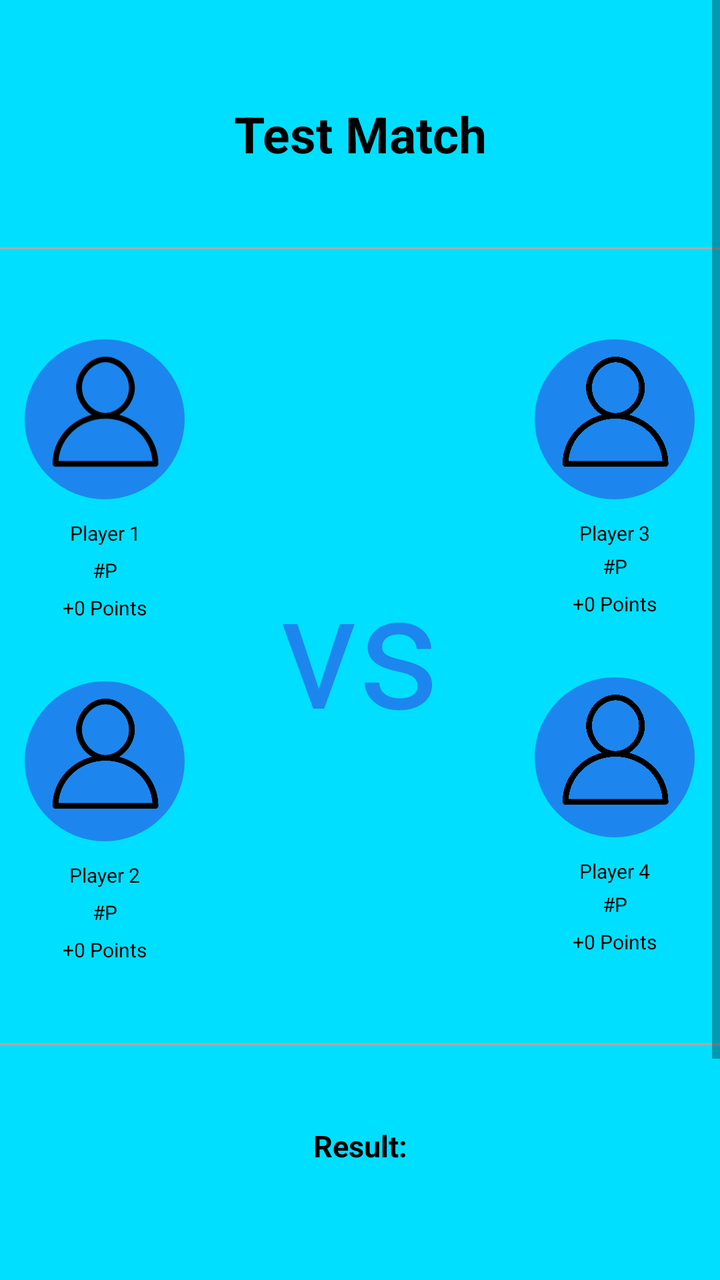
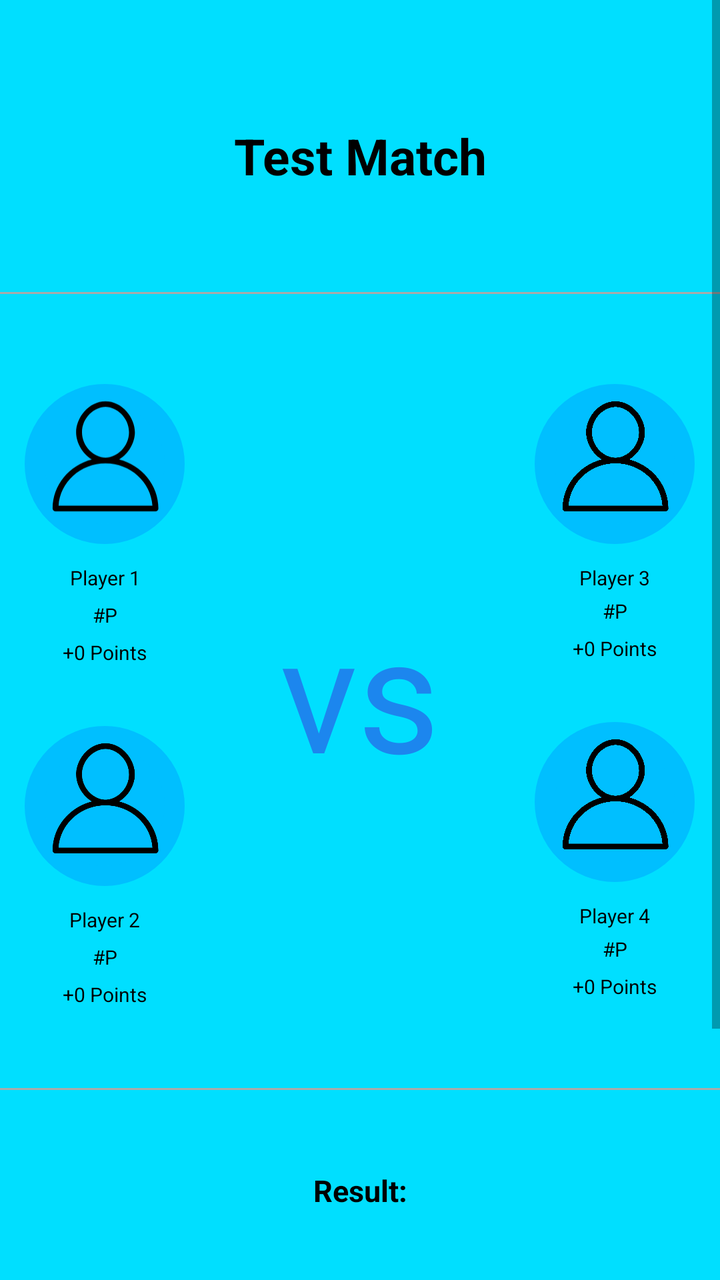

Compare the two renders of this Android layout. The source of the first and the diff that turns it into the second are given below.
<!-- AndroidManifest.xml: application theme AppTheme -->
<!-- res/layout/fragment_matchinfo.xml -->
<?xml version="1.0" encoding="utf-8"?>
<ScrollView xmlns:android="http://schemas.android.com/apk/res/android"
    xmlns:tools="http://schemas.android.com/tools"
    android:layout_width="match_parent"
    android:layout_height="match_parent"
    android:background="@color/colorStatsActivity"
    tools:context=".statsFragments.MatchInfoFragment">

    <LinearLayout
        android:layout_width="match_parent"
        android:layout_height="wrap_content"
        android:paddingBottom="40dp"
        android:orientation="vertical">

        <TextView
            android:id="@+id/matchInfoTitle"
            android:layout_width="match_parent"
            android:layout_height="wrap_content"
            android:layout_gravity="center"
            android:layout_marginTop="50dp"
            android:text="Test Match"
            android:textAlignment="center"
            android:textColor="#000"
            android:textSize="25sp"
            android:textStyle="bold" />

        <View
            android:layout_width="match_parent"
            android:layout_height="1dp"
            android:layout_marginTop="40dp"
            android:layout_marginBottom="40dp"
            android:background="@android:color/darker_gray" />

        <LinearLayout
            android:layout_width="match_parent"
            android:layout_height="wrap_content">

            <LinearLayout
                android:layout_width="wrap_content"
                android:layout_height="wrap_content"
                android:orientation="vertical">

                <RelativeLayout
                    android:id="@+id/team1player1icon"
                    android:layout_width="80dp"
                    android:layout_height="80dp"
                    android:layout_gravity="center"
                    android:layout_marginStart="10dp"
                    android:layout_marginTop="5dp"
                    android:layout_marginEnd="5dp"
                    android:background="@drawable/round_corners_shape">

                    <ImageView
                        android:layout_width="70dp"
                        android:layout_height="70dp"
                        android:src="@drawable/ic_default_profile_24"
                        android:translationX="5dp" />
                </RelativeLayout>

                <TextView
                    android:id="@+id/team1player1name"
                    android:layout_width="wrap_content"
                    android:layout_height="wrap_content"
                    android:layout_gravity="center"
                    android:layout_marginStart="5dp"
                    android:gravity="center"
                    android:layout_marginTop="10dp"
                    android:text="Player 1"
                    android:textColor="#000"
                    android:textSize="10sp" />

                <TextView
                    android:id="@+id/team1player1ID"
                    android:layout_width="wrap_content"
                    android:layout_height="wrap_content"
                    android:layout_gravity="center"
                    android:layout_marginTop="5dp"
                    android:layout_marginStart="5dp"
                    android:text="#P"
                    android:textColor="#000"
                    android:textSize="10sp" />

                <TextView
                    android:id="@+id/team1player1points"
                    android:layout_width="wrap_content"
                    android:layout_height="wrap_content"
                    android:layout_gravity="center"
                    android:layout_marginTop="5dp"
                    android:layout_marginStart="5dp"
                    android:text="+0 Points"
                    android:textColor="#000"
                    android:textSize="10sp" />

                <RelativeLayout
                    android:id="@+id/team1player2icon"
                    android:layout_width="80dp"
                    android:layout_height="80dp"
                    android:layout_gravity="center"
                    android:layout_marginStart="10dp"
                    android:layout_marginTop="30dp"
                    android:layout_marginEnd="5dp"
                    android:background="@drawable/round_corners_shape"
                    android:visibility="visible">

                    <ImageView
                        android:layout_width="70dp"
                        android:layout_height="70dp"
                        android:src="@drawable/ic_default_profile_24"
                        android:translationX="5dp" />
                </RelativeLayout>

                <TextView
                    android:id="@+id/team1player2name"
                    android:layout_width="wrap_content"
                    android:layout_height="wrap_content"
                    android:layout_gravity="center"
                    android:layout_marginTop="10dp"
                    android:layout_marginStart="5dp"
                    android:text="Player 2"
                    android:textColor="#000"
                    android:textSize="10sp" />

                <TextView
                    android:id="@+id/team1player2ID"
                    android:layout_width="wrap_content"
                    android:layout_height="wrap_content"
                    android:layout_gravity="center"
                    android:layout_marginTop="5dp"
                    android:text="#P"
                    android:textColor="#000"
                    android:layout_marginStart="5dp"
                    android:textSize="10sp"
                    android:visibility="visible" />

                <TextView
                    android:id="@+id/team1player2points"
                    android:layout_width="wrap_content"
                    android:layout_height="wrap_content"
                    android:layout_gravity="center"
                    android:layout_marginTop="5dp"
                    android:layout_marginStart="5dp"
                    android:text="+0 Points"
                    android:textColor="#000"
                    android:textSize="10sp" />

            </LinearLayout>

            <TextView
                android:layout_width="wrap_content"
                android:layout_height="wrap_content"
                android:layout_gravity="center"
                android:layout_weight="1"
                android:text="vs"
                android:textAlignment="center"
                android:textColor="#1C86EE"
                android:textSize="80sp" />

            <LinearLayout
                android:layout_width="wrap_content"
                android:layout_height="wrap_content"
                android:orientation="vertical">

                <RelativeLayout
                    android:id="@+id/team2player1icon"
                    android:layout_width="80dp"
                    android:layout_height="80dp"
                    android:layout_gravity="center"
                    android:layout_marginStart="5dp"
                    android:layout_marginTop="5dp"
                    android:layout_marginEnd="10dp"
                    android:background="@drawable/round_corners_shape">

                    <ImageView
                        android:layout_width="70dp"
                        android:layout_height="70dp"
                        android:src="@drawable/ic_default_profile_24"
                        android:translationX="5dp" />
                </RelativeLayout>

                <TextView
                    android:id="@+id/team2player1name"
                    android:layout_width="wrap_content"
                    android:layout_height="wrap_content"
                    android:layout_gravity="center"
                    android:layout_marginTop="10dp"
                    android:layout_marginEnd="5dp"
                    android:text="Player 3"
                    android:textColor="#000"
                    android:textSize="10sp" />

                <TextView
                    android:id="@+id/team2player1ID"
                    android:layout_width="wrap_content"
                    android:layout_height="wrap_content"
                    android:layout_gravity="center"
                    android:layout_marginTop="3dp"
                    android:layout_marginEnd="5dp"
                    android:text="#P"
                    android:textColor="#000"
                    android:textSize="10sp" />

                <TextView
                    android:id="@+id/team2player1points"
                    android:layout_width="wrap_content"
                    android:layout_height="wrap_content"
                    android:layout_gravity="center"
                    android:layout_marginTop="5dp"
                    android:layout_marginEnd="5dp"
                    android:text="+0 Points"
                    android:textColor="#000"
                    android:textSize="10sp" />

                <RelativeLayout
                    android:id="@+id/team2player2icon"
                    android:layout_width="80dp"
                    android:layout_height="80dp"
                    android:layout_gravity="center"
                    android:layout_marginStart="5dp"
                    android:layout_marginTop="30dp"
                    android:layout_marginEnd="10dp"
                    android:background="@drawable/round_corners_shape"
                    android:visibility="visible">

                    <ImageView
                        android:layout_width="70dp"
                        android:layout_height="70dp"
                        android:src="@drawable/ic_default_profile_24"
                        android:translationX="5dp" />
                </RelativeLayout>

                <TextView
                    android:id="@+id/team2player2name"
                    android:layout_width="wrap_content"
                    android:layout_height="wrap_content"
                    android:layout_gravity="center"
                    android:layout_marginTop="10dp"
                    android:layout_marginEnd="5dp"
                    android:text="Player 4"
                    android:textColor="#000"
                    android:textSize="10sp" />

                <TextView
                    android:id="@+id/team2player2ID"
                    android:layout_width="wrap_content"
                    android:layout_height="wrap_content"
                    android:layout_gravity="center"
                    android:layout_marginTop="3dp"
                    android:layout_marginEnd="5dp"
                    android:text="#P"
                    android:textColor="#000"
                    android:textSize="10sp"
                    android:visibility="visible" />

                <TextView
                    android:id="@+id/team2player2points"
                    android:layout_width="wrap_content"
                    android:layout_height="wrap_content"
                    android:layout_gravity="center"
                    android:layout_marginTop="5dp"
                    android:layout_marginEnd="5dp"
                    android:text="+0 Points"
                    android:textColor="#000"
                    android:textSize="10sp" />

            </LinearLayout>

        </LinearLayout>

        <View
            android:layout_width="match_parent"
            android:layout_height="1dp"
            android:layout_marginTop="40dp"
            android:layout_marginBottom="40dp"
            android:background="@android:color/darker_gray" />

        <TextView
            android:layout_width="match_parent"
            android:layout_height="wrap_content"
            android:textAlignment="center"
            android:text="Result:"
            android:textColor="#000"
            android:textSize="15sp"
            android:textStyle="bold" />

        <TextView
            android:id="@+id/first_set"
            android:layout_width="match_parent"
            android:layout_height="wrap_content"
            android:layout_marginTop="30dp"
            android:textAlignment="center"
            android:textColor="#000"
            android:textSize="15sp" />

        <TextView
            android:id="@+id/second_set"
            android:layout_width="match_parent"
            android:layout_height="wrap_content"
            android:layout_marginTop="30dp"
            android:textAlignment="center"
            android:textColor="#000"
            android:textSize="15sp" />

        <TextView
            android:id="@+id/third_set"
            android:layout_width="match_parent"
            android:layout_height="wrap_content"
            android:layout_marginTop="30dp"
            android:textAlignment="center"
            android:textColor="#000"
            android:textSize="15sp"
            android:visibility="visible" />
    </LinearLayout>
</ScrollView>
<!-- resources referenced by this layout -->
<resources>
  <color name="colorStatsActivity">#00DFFF</color>
  <!-- drawable ic_default_profile_24 (drawable) -->
  <vector android:height="24dp" android:tint="#000000"
      android:viewportHeight="20" android:viewportWidth="20"
      android:width="25dp" xmlns:android="http://schemas.android.com/apk/res/android">
  
      <path android:fillColor="@android:color/white" android:pathData="M12.075,10.812c1.358-0.853,2.242-2.507,2.242-4.037c0-2.181-1.795-4.618-4.198-4.618S5.921,4.594,5.921,6.775c0,1.53,0.884,3.185,2.242,4.037c-3.222,0.865-5.6,3.807-5.6,7.298c0,0.23,0.189,0.42,0.42,0.42h14.273c0.23,0,0.42-0.189,0.42-0.42C17.676,14.619,15.297,11.677,12.075,10.812 M6.761,6.775c0-2.162,1.773-3.778,3.358-3.778s3.359,1.616,3.359,3.778c0,2.162-1.774,3.778-3.359,3.778S6.761,8.937,6.761,6.775 M3.415,17.69c0.218-3.51,3.142-6.297,6.704-6.297c3.562,0,6.486,2.787,6.705,6.297H3.415z"/>
  </vector>
  <!-- drawable round_corners_shape (drawable) -->
  <?xml version="1.0" encoding="utf-8"?>
  <shape xmlns:android="http://schemas.android.com/apk/res/android">
      <corners android:radius="300dp" />
      <solid android:color="#1C86EE"/>
      <stroke android:color="#1C86EE" android:width="10dp"/>
  </shape>
  <style name="AppTheme" parent="Theme.AppCompat.Light.NoActionBar">
          
          <item name="colorPrimary">@color/colorPrimary</item>
          <item name="colorPrimaryDark">@color/colorPrimaryDark</item>
          <item name="colorAccent">@color/colorAccent</item>
      </style>
  <color name="colorPrimary">#6200EE</color>
  <color name="colorPrimaryDark">#00BFFF</color>
  <color name="colorAccent">#03DAC5</color>
</resources>

<!-- the commit's change to res/layout/fragment_matchinfo.xml (unified diff, before → after) -->
@@ -3,6 +3,7 @@
     xmlns:tools="http://schemas.android.com/tools"
     android:layout_width="match_parent"
     android:layout_height="match_parent"
+    xmlns:app="http://schemas.android.com/apk/res-auto"
     android:background="@color/colorStatsActivity"
     tools:context=".statsFragments.MatchInfoFragment">
 
@@ -12,17 +13,25 @@
         android:paddingBottom="40dp"
         android:orientation="vertical">
 
+        <androidx.appcompat.widget.Toolbar
+            android:id="@+id/toolbar"
+            android:layout_width="match_parent"
+            android:layout_height="wrap_content"
+            android:layout_marginTop="50dp"
+            app:contentInsetStartWithNavigation="0dp">
+
         <TextView
             android:id="@+id/matchInfoTitle"
-            android:layout_width="match_parent"
+            android:layout_width="wrap_content"
             android:layout_height="wrap_content"
             android:layout_gravity="center"
-            android:layout_marginTop="50dp"
             android:text="Test Match"
             android:textAlignment="center"
             android:textColor="#000"
             android:textSize="25sp"
             android:textStyle="bold" />
+
+        </androidx.appcompat.widget.Toolbar>
 
         <View
             android:layout_width="match_parent"
<!-- resource entries referenced after the edit -->
@@ -12,8 +12,8 @@
   <?xml version="1.0" encoding="utf-8"?>
   <shape xmlns:android="http://schemas.android.com/apk/res/android">
       <corners android:radius="300dp" />
-      <solid android:color="#1C86EE"/>
-      <stroke android:color="#1C86EE" android:width="10dp"/>
+      <solid android:color="@color/colorPrimaryDark"/>
+      <stroke android:color="@color/colorPrimaryDark" android:width="10dp"/>
   </shape>
   <style name="AppTheme" parent="Theme.AppCompat.Light.NoActionBar">
           
